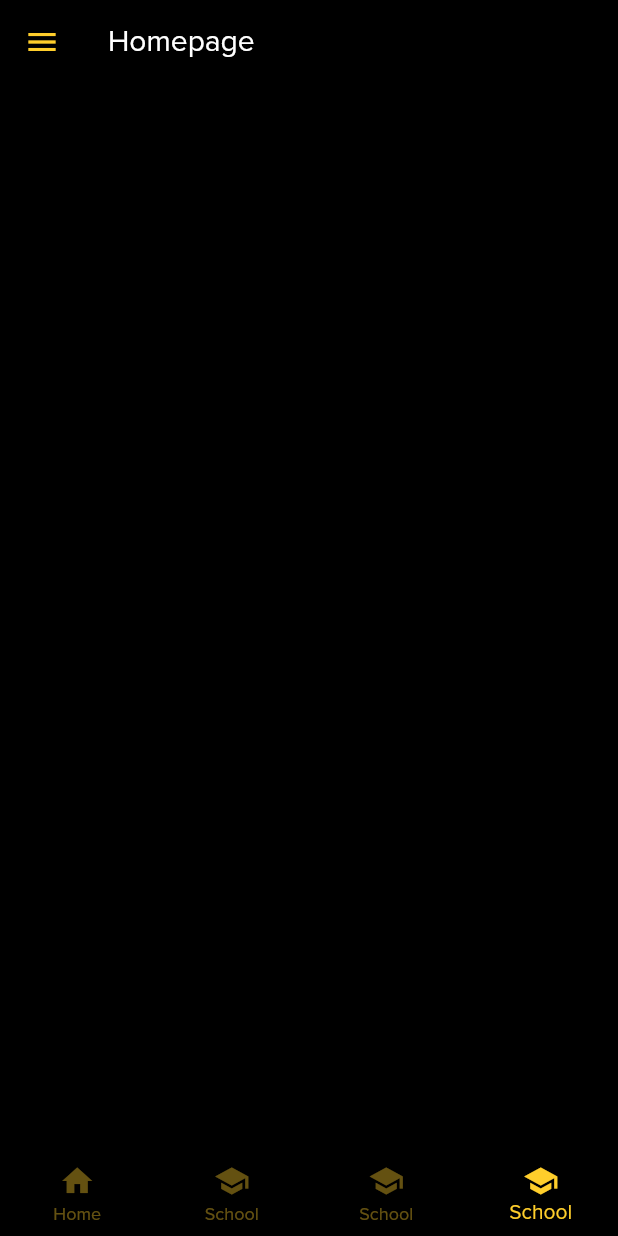
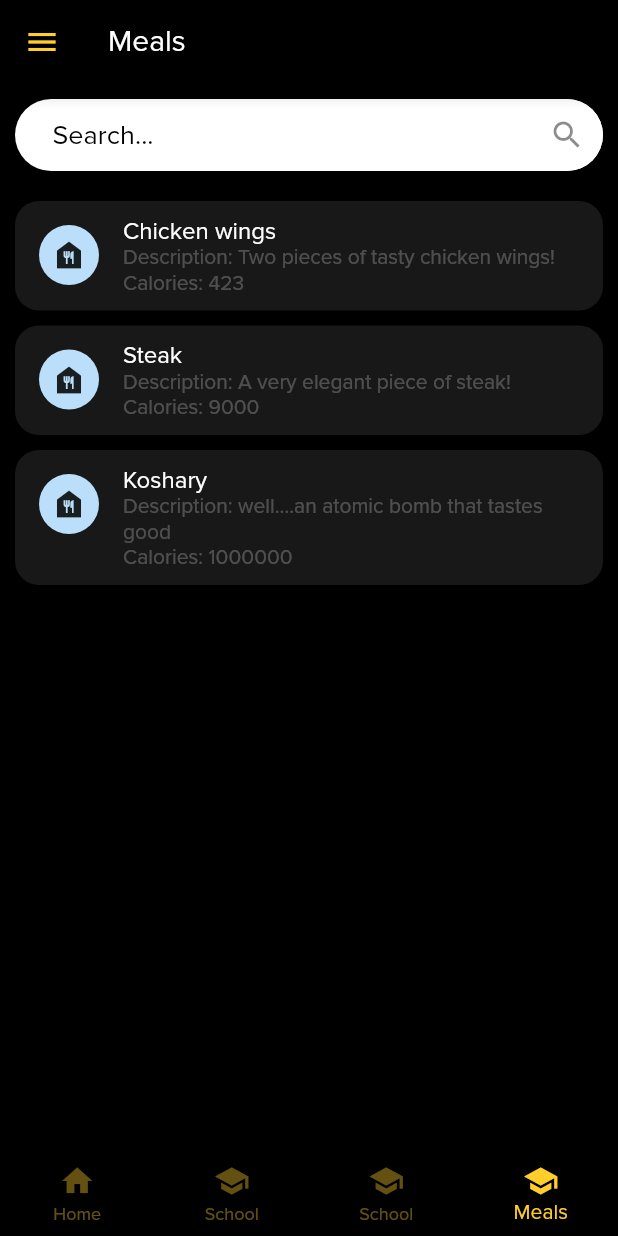
Before and after one commit to AdhamMagdyA/GymManager, a Flutter app: the screen it shows after launch, item 4 of the bottom bar chosen, on a phone screen of 412 x 824 dp. Run offline on Flutter 3.47's test engine with Material 2 defaults, Android fonts, the phone set to English and light mode, and no system bars; our stand-ins replace cached_network_image, motion_tab_bar, pie_chart, timelines; missing offline and left inert: dart:html.

Commit message:
Added meals view screen

```diff
--- a/lib/common/my_list_tile.dart
+++ b/lib/common/my_list_tile.dart
@@ -1,12 +1,14 @@
 import 'package:flutter/material.dart';
 
 class CustomListTile extends StatefulWidget {
+  final IconData iconData;
   final String title;
   final String subtitle1;
   final String subtitle2;
   final String subtitle3;
 
-  CustomListTile(this.title, this.subtitle1, this.subtitle2, this.subtitle3);
+  CustomListTile(this.title, this.subtitle1, this.subtitle2, this.subtitle3,
+      this.iconData);
   @override
   _CustomListTileState createState() => _CustomListTileState();
 }
@@ -25,7 +27,7 @@ class _CustomListTileState extends State<CustomListTile> {
         minVerticalPadding: 10,
         leading: CircleAvatar(
           radius: 20,
-          child: FlutterLogo(),
+          child: Icon(widget.iconData),
         ),
         title: Text(
           widget.title,
--- a/lib/common/my_list_view.dart
+++ b/lib/common/my_list_view.dart
@@ -4,12 +4,18 @@ import 'package:flutter/services.dart';
 import 'my_list_tile.dart';
 
 class MyListView extends StatefulWidget {
-  final String title = 'Title';
-  final String subtitle1 = 'Subtitle 1';
-  final String subtitle2 = 'Subtitle 2';
-  final String subtitle3 = 'Subtitle 3';
+  IconData iconData = Icons.ac_unit;
+  String title = 'Title';
+  String subtitle1 = 'Subtitle 1';
+  String subtitle2 = 'Subtitle 2';
+  String subtitle3 = 'Subtitle 3';
 
-  MyListView();
+  MyListView(
+      {this.iconData,
+      this.title,
+      this.subtitle1,
+      this.subtitle2,
+      this.subtitle3});
 
   @override
   _MyListViewState createState() => _MyListViewState();
@@ -62,7 +68,7 @@ class _MyListViewState extends State<MyListView> {
               itemCount: users.length,
               itemBuilder: (ctx, index) {
                 return CustomListTile(widget.title, widget.subtitle1,
-                    widget.subtitle2, widget.subtitle3);
+                    widget.subtitle2, widget.subtitle3, widget.iconData);
               }),
         ],
       ),
--- a/lib/screens/admin/util-screen.dart
+++ b/lib/screens/admin/util-screen.dart
@@ -1,6 +1,7 @@
 import 'package:flutter/material.dart';
 import 'package:gym_project/screens/common/grid_view.dart';
 import 'package:gym_project/screens/admin/admin_home_page.dart';
+import 'package:gym_project/screens/nutritionist/meals-screen.dart';
 import 'package:gym_project/widget/drawer.dart';
 import 'package:motion_tab_bar/MotionTabController.dart';
 
@@ -29,8 +30,8 @@ class _AdminUtilState extends State<AdminUtil> with TickerProviderStateMixin {
       'title': 'Homepage',
     },
     {
-      'page': Material(),
-      'title': 'Homepage',
+      'page': MealsViewScreen(),
+      'title': 'Meals',
     },
   ];
   @override
@@ -75,7 +76,7 @@ class _AdminUtilState extends State<AdminUtil> with TickerProviderStateMixin {
           ),
           BottomNavigationBarItem(
             icon: Icon(Icons.school),
-            label: 'School',
+            label: 'Meals',
           ),
         ],
         currentIndex: _selectedIndex,
--- /dev/null
+++ b/lib/screens/nutritionist/meals-screen.dart
@@ -0,0 +1,124 @@
+import 'package:flutter/material.dart';
+
+class MealsViewScreen extends StatefulWidget {
+  @override
+  _MealsViewScreenState createState() => _MealsViewScreenState();
+
+  static int whoIsSelected = -1;
+
+  final List<dynamic> meals = [
+    {
+      'title': 'Chicken wings',
+      'description': 'Two pieces of tasty chicken wings!',
+      'calories': '423'
+    },
+    {
+      'title': 'Steak',
+      'description': 'A very elegant piece of steak!',
+      'calories': '9000'
+    },
+    {
+      'title': 'Koshary',
+      'description': 'well....an atomic bomb that tastes good',
+      'calories': '1000000'
+    }
+  ];
+}
+
+class _MealsViewScreenState extends State<MealsViewScreen> {
+  @override
+  Widget build(BuildContext context) {
+    return Container(
+      color: Colors.black,
+      padding: EdgeInsetsDirectional.all(10),
+      child: Stack(
+        children: [
+          ListView(
+            children: [
+              Material(
+                  elevation: 5.0,
+                  borderRadius: BorderRadius.all(Radius.circular(30)),
+                  child: TextField(
+                    controller: TextEditingController(text: 'Search...'),
+                    cursorColor: Theme.of(context).primaryColor,
+                    style: TextStyle(color: Colors.black, fontSize: 18),
+                    decoration: InputDecoration(
+                        suffixIcon: Material(
+                          borderRadius: BorderRadius.all(Radius.circular(30)),
+                          child: Icon(Icons.search),
+                        ),
+                        border: InputBorder.none,
+                        contentPadding:
+                            EdgeInsets.symmetric(horizontal: 25, vertical: 13)),
+                  )),
+              SizedBox(height: 20),
+              ListView.builder(
+                  shrinkWrap: true,
+                  itemCount: widget.meals.length,
+                  itemBuilder: (ctx, index) {
+                    return myListTile(
+                        widget.meals[index]['title'],
+                        'Description: ' + widget.meals[index]['description'],
+                        'Calories: ' + widget.meals[index]['calories'],
+                        index);
+                  }),
+            ],
+          ),
+          if (MealsViewScreen.whoIsSelected != -1)
+            Align(
+              alignment: AlignmentDirectional.bottomCenter,
+              child: ElevatedButton(
+                style: ElevatedButton.styleFrom(primary: Color(0xFFFFCE2B)),
+                child: Text('Submit'),
+                onPressed: () {},
+              ),
+            ),
+        ],
+      ),
+    );
+  }
+
+  Widget myListTile(
+      String title, String description, String calories, int index) {
+    return Container(
+      margin: EdgeInsetsDirectional.only(bottom: 10),
+      decoration: BoxDecoration(
+        color: MealsViewScreen.whoIsSelected == index
+            ? Colors.white24
+            : Color(0xff181818),
+        borderRadius: BorderRadius.circular(16),
+      ),
+      child: ListTile(
+        onTap: () {
+          setState(() {
+            MealsViewScreen.whoIsSelected = index;
+          });
+        },
+        selected: MealsViewScreen.whoIsSelected == index,
+        minVerticalPadding: 10,
+        leading: CircleAvatar(
+          radius: 20,
+          child: Icon(Icons.food_bank),
+        ),
+        title: Text(
+          title,
+          style: TextStyle(color: Colors.white),
+        ),
+        subtitle: Column(
+          crossAxisAlignment: CrossAxisAlignment.start,
+          mainAxisSize: MainAxisSize.min,
+          children: [
+            Text(
+              description,
+              style: TextStyle(color: Colors.white24),
+            ),
+            Text(
+              calories,
+              style: TextStyle(color: Colors.white24),
+            ),
+          ],
+        ),
+      ),
+    );
+  }
+}
```
